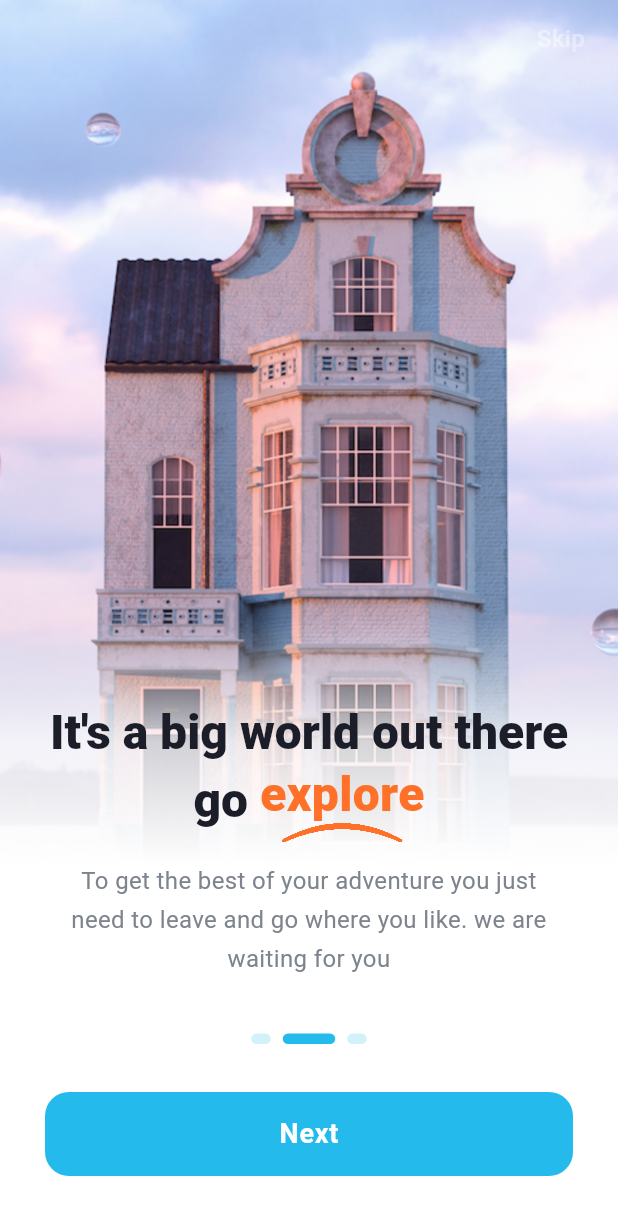
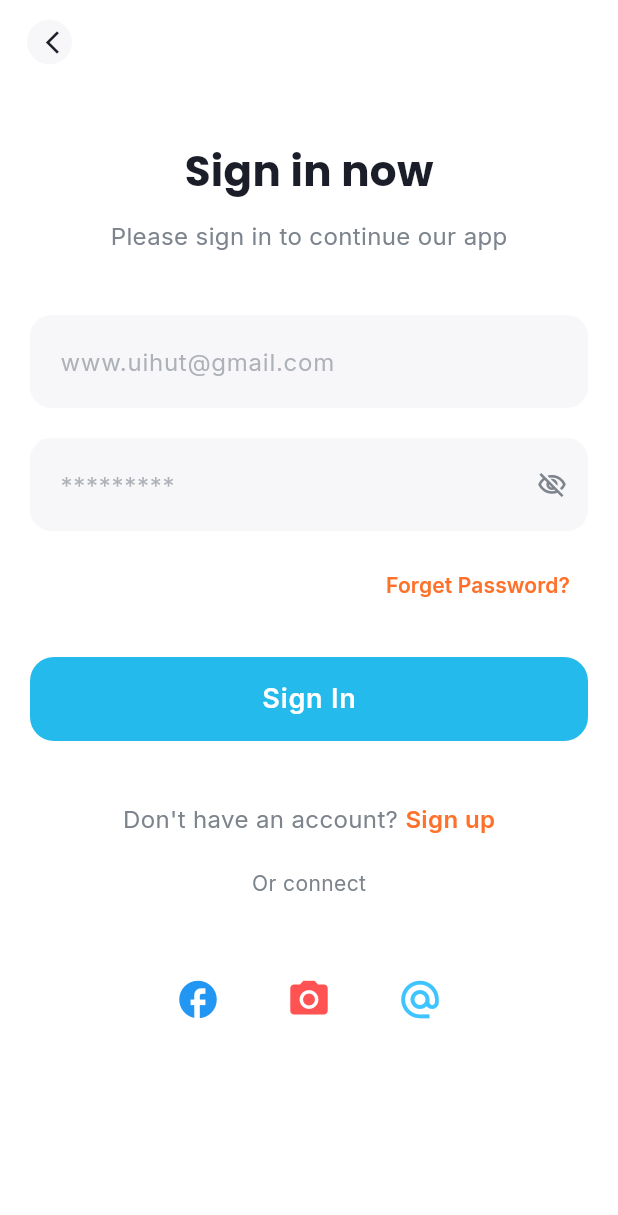
Before and after one commit to JohnOlorunsogo/Travenor, a Flutter app: the screen it shows after launch, after a tap on "Get Started", after a tap on "Skip", on a phone screen of 412 x 824 dp. Shown: the top 1215 px of the screen. Run offline on Flutter 3.47's test engine with Material 3 defaults, Android fonts, the phone set to English and light mode, and no system bars; our stand-ins replace flutter_riverpod, go_router, google_fonts; Roboto replaces fonts that are missing (SF Pro Display).

Commit message:
auth screens done

```diff
--- a/lib/core/router/app_router.dart
+++ b/lib/core/router/app_router.dart
@@ -1,6 +1,9 @@
 import 'package:go_router/go_router.dart';
 import '../../screens/splash/splash_screen.dart';
 import '../../screens/onboarding/onboarding_screen.dart';
+import '../../screens/auth/sign_in_screen.dart';
+import '../../screens/auth/sign_up_screen.dart';
+import '../../screens/auth/forgot_password_screen.dart';
 
 final appRouter = GoRouter(
   initialLocation: '/splash',
@@ -10,5 +13,17 @@
       path: '/onboarding',
       builder: (context, state) => const OnboardingScreen(),
     ),
+    GoRoute(
+      path: '/sign-in',
+      builder: (context, state) => const SignInScreen(),
+    ),
+    GoRoute(
+      path: '/sign-up',
+      builder: (context, state) => const SignUpScreen(),
+    ),
+    GoRoute(
+      path: '/forgot-password',
+      builder: (context, state) => const ForgotPasswordScreen(),
+    ),
   ],
 );
--- a/lib/core/theme/app_colors.dart
+++ b/lib/core/theme/app_colors.dart
@@ -15,6 +15,7 @@
   static const Color splashBackground = Color.fromARGB(255, 11, 60, 76);
   static const Color white = Color(0xFFFFFFFF);
   static const Color background = Color(0xFFF5F5F5);
+  static const Color inputBackground = Color(0xFFF7F7F9);
 
   // Text colors
   static const Color textPrimary = Color(0xFF1B1E28);
--- a/lib/core/theme/app_text_styles.dart
+++ b/lib/core/theme/app_text_styles.dart
@@ -1,18 +1,19 @@
 import 'package:flutter/material.dart';
+import 'package:google_fonts/google_fonts.dart';
 import 'app_colors.dart';
 
 class AppTextStyles {
   AppTextStyles._();
 
-  // Headings
-  static const TextStyle heading1 = TextStyle(
+  // Headings - Poppins for a modern, friendly feel
+  static TextStyle heading1 = GoogleFonts.poppins(
     fontSize: 30,
     fontWeight: FontWeight.bold,
     color: AppColors.textPrimary,
     height: 1.3,
   );
 
-  static const TextStyle heading2 = TextStyle(
+  static TextStyle heading2 = GoogleFonts.poppins(
     fontSize: 24,
     fontWeight: FontWeight.bold,
     color: AppColors.textPrimary,
@@ -20,22 +21,22 @@
   );
 
   // Splash screen title
-  static const TextStyle splashTitle = TextStyle(
+  static TextStyle splashTitle = GoogleFonts.poppins(
     fontSize: 36,
     fontWeight: FontWeight.w600,
     color: AppColors.white,
     letterSpacing: 1.5,
   );
 
-  // Body text
-  static const TextStyle bodyLarge = TextStyle(
+  // Body text - Inter for high legibility
+  static TextStyle bodyLarge = GoogleFonts.inter(
     fontSize: 16,
     fontWeight: FontWeight.normal,
     color: AppColors.textSecondary,
     height: 1.6,
   );
 
-  static const TextStyle bodyMedium = TextStyle(
+  static TextStyle bodyMedium = GoogleFonts.inter(
     fontSize: 14,
     fontWeight: FontWeight.normal,
     color: AppColors.textSecondary,
@@ -43,7 +44,7 @@
   );
 
   // Button text
-  static const TextStyle button = TextStyle(
+  static TextStyle button = GoogleFonts.inter(
     fontSize: 16,
     fontWeight: FontWeight.w600,
     color: AppColors.white,
@@ -51,7 +52,7 @@
   );
 
   // Accent text (orange highlighted words)
-  static const TextStyle accentText = TextStyle(
+  static TextStyle accentText = GoogleFonts.poppins(
     fontSize: 30,
     fontWeight: FontWeight.bold,
     color: AppColors.accentOrange,
@@ -59,7 +60,7 @@
   );
 
   // Skip button text
-  static const TextStyle skipText = TextStyle(
+  static TextStyle skipText = GoogleFonts.inter(
     fontSize: 16,
     fontWeight: FontWeight.w500,
     color: AppColors.textSecondary,
--- a/lib/main.dart
+++ b/lib/main.dart
@@ -1,6 +1,7 @@
 import 'package:flutter/material.dart';
 import 'package:flutter/services.dart';
 import 'package:flutter_riverpod/flutter_riverpod.dart';
+import 'package:google_fonts/google_fonts.dart';
 import 'core/router/app_router.dart';
 import 'core/theme/app_colors.dart';
 
@@ -15,11 +16,7 @@
     ),
   );
 
-  runApp(
-    const ProviderScope(
-      child: TravenorApp(),
-    ),
-  );
+  runApp(const ProviderScope(child: TravenorApp()));
 }
 
 class TravenorApp extends StatelessWidget {
@@ -37,7 +34,7 @@
           brightness: Brightness.light,
         ),
         scaffoldBackgroundColor: AppColors.white,
-        fontFamily: 'SF Pro Display',
+        textTheme: GoogleFonts.interTextTheme(),
       ),
       routerConfig: appRouter,
     );
--- /dev/null
+++ b/lib/screens/auth/sign_in_screen.dart
@@ -0,0 +1,155 @@
+import 'package:flutter/material.dart';
+import 'package:go_router/go_router.dart';
+import '../../core/theme/app_colors.dart';
+import '../../core/theme/app_text_styles.dart';
+import 'widgets/auth_text_field.dart';
+
+class SignInScreen extends StatelessWidget {
+  const SignInScreen({super.key});
+
+  @override
+  Widget build(BuildContext context) {
+    return Scaffold(
+      backgroundColor: AppColors.white,
+      appBar: AppBar(
+        backgroundColor: Colors.transparent,
+        elevation: 0,
+        leading: Padding(
+          padding: const EdgeInsets.only(left: 10),
+          child: IconButton(
+            icon: Container(
+              padding: const EdgeInsets.all(8),
+              decoration: BoxDecoration(
+                color: AppColors.inputBackground,
+                shape: BoxShape.circle,
+              ),
+              child: const Icon(
+                Icons.arrow_back_ios_new,
+                color: AppColors.textPrimary,
+                size: 18,
+              ),
+            ),
+            onPressed: () => context.pop(),
+          ),
+        ),
+      ),
+      body: SingleChildScrollView(
+        padding: const EdgeInsets.symmetric(horizontal: 20),
+        child: Column(
+          children: [
+            const SizedBox(height: 40),
+            Text(
+              'Sign in now',
+              style: AppTextStyles.heading1.copyWith(fontSize: 28),
+            ),
+            const SizedBox(height: 12),
+            Text(
+              'Please sign in to continue our app',
+              style: AppTextStyles.bodyLarge.copyWith(
+                color: AppColors.textSecondary,
+                fontSize: 16,
+              ),
+            ),
+            const SizedBox(height: 40),
+            const AuthTextField(
+              hintText: 'www.uihut@gmail.com',
+              keyboardType: TextInputType.emailAddress,
+            ),
+            const SizedBox(height: 20),
+            const AuthTextField(hintText: '*********', isPassword: true),
+            const SizedBox(height: 12),
+            Align(
+              alignment: Alignment.centerRight,
+              child: TextButton(
+                onPressed: () => context.push('/forgot-password'),
+                child: Text(
+                  'Forget Password?',
+                  style: AppTextStyles.bodyMedium.copyWith(
+                    color: AppColors.accentOrange,
+                    fontWeight: FontWeight.w600,
+                  ),
+                ),
+              ),
+            ),
+            const SizedBox(height: 24),
+            SizedBox(
+              width: double.infinity,
+              height: 56,
+              child: ElevatedButton(
+                onPressed: () {
+                  // TODO: Implement Sign In logic
+                },
+                style: ElevatedButton.styleFrom(
+                  backgroundColor: AppColors.accentTeal,
+                  foregroundColor: AppColors.white,
+                  elevation: 0,
+                  shape: RoundedRectangleBorder(
+                    borderRadius: BorderRadius.circular(16),
+                  ),
+                ),
+                child: Text(
+                  'Sign In',
+                  style: AppTextStyles.button.copyWith(fontSize: 18),
+                ),
+              ),
+            ),
+            const SizedBox(height: 40),
+            Row(
+              mainAxisAlignment: MainAxisAlignment.center,
+              children: [
+                Text(
+                  "Don't have an account? ",
+                  style: AppTextStyles.bodyMedium.copyWith(
+                    color: AppColors.textSecondary,
+                    fontSize: 16,
+                  ),
+                ),
+                GestureDetector(
+                  onTap: () => context.push('/sign-up'),
+                  child: Text(
+                    'Sign up',
+                    style: AppTextStyles.bodyMedium.copyWith(
+                      color: AppColors.accentOrange,
+                      fontWeight: FontWeight.w600,
+                      fontSize: 16,
+                    ),
+                  ),
+                ),
+              ],
+            ),
+            const SizedBox(height: 20),
+            Text(
+              'Or connect',
+              style: AppTextStyles.bodyMedium.copyWith(
+                color: AppColors.textSecondary,
+              ),
+            ),
+            const SizedBox(height: 40),
+            Row(
+              mainAxisAlignment: MainAxisAlignment.center,
+              children: [
+                _buildSocialButton(Icons.facebook, Colors.blue),
+                const SizedBox(width: 20),
+                _buildSocialButton(Icons.camera_alt, Colors.redAccent),
+                const SizedBox(width: 20),
+                _buildSocialButton(
+                  Icons.alternate_email,
+                  Colors.lightBlueAccent,
+                ),
+              ],
+            ),
+            const SizedBox(height: 20),
+          ],
+        ),
+      ),
+    );
+  }
+
+  Widget _buildSocialButton(IconData icon, Color color) {
+    return Container(
+      padding: const EdgeInsets.all(12),
+      decoration: const BoxDecoration(shape: BoxShape.circle),
+      child: Icon(icon, color: color, size: 30),
+    );
+  }
+}
--- /dev/null
+++ b/lib/screens/auth/widgets/auth_text_field.dart
@@ -0,0 +1,71 @@
+import 'package:flutter/material.dart';
+import '../../../core/theme/app_colors.dart';
+import '../../../core/theme/app_text_styles.dart';
+
+class AuthTextField extends StatefulWidget {
+  final String hintText;
+  final bool isPassword;
+  final TextEditingController? controller;
+  final TextInputType? keyboardType;
+
+  const AuthTextField({
+    super.key,
+    required this.hintText,
+    this.isPassword = false,
+    this.controller,
+    this.keyboardType,
+  });
+
+  @override
+  State<AuthTextField> createState() => _AuthTextFieldState();
+}
+
+class _AuthTextFieldState extends State<AuthTextField> {
+  bool _obscureText = true;
+
+  @override
+  Widget build(BuildContext context) {
+    return Container(
+      decoration: BoxDecoration(
+        color: AppColors.inputBackground,
+        borderRadius: BorderRadius.circular(14),
+      ),
+      child: TextField(
+        controller: widget.controller,
+        obscureText: widget.isPassword ? _obscureText : false,
+        keyboardType: widget.keyboardType,
+        style: AppTextStyles.bodyLarge.copyWith(
+          color: AppColors.textPrimary,
+          fontWeight: FontWeight.w500,
+        ),
+        decoration: InputDecoration(
+          hintText: widget.hintText,
+          hintStyle: AppTextStyles.bodyLarge.copyWith(
+            color: AppColors.textSecondary.withValues(alpha: 0.6),
+          ),
+          contentPadding: const EdgeInsets.symmetric(
+            horizontal: 20,
+            vertical: 18,
+          ),
+          border: InputBorder.none,
+          suffixIcon: widget.isPassword
+              ? IconButton(
+                  icon: Icon(
+                    _obscureText
+                        ? Icons.visibility_off_outlined
+                        : Icons.visibility_outlined,
+                    color: AppColors.textSecondary,
+                    size: 20,
+                  ),
+                  onPressed: () {
+                    setState(() {
+                      _obscureText = !_obscureText;
+                    });
+                  },
+                )
+              : null,
+        ),
+      ),
+    );
+  }
+}
--- a/lib/screens/onboarding/onboarding_screen.dart
+++ b/lib/screens/onboarding/onboarding_screen.dart
@@ -1,4 +1,5 @@
 import 'package:flutter/material.dart';
+import 'package:go_router/go_router.dart';
 import '../../core/theme/app_colors.dart';
 import 'widgets/onboarding_page.dart';
 
@@ -50,14 +51,12 @@
         curve: Curves.easeInOut,
       );
     } else {
-      // Navigate to home/login - for now just print
-      debugPrint('Onboarding completed!');
+      context.push('/sign-in');
     }
   }
 
   void _onSkipPressed() {
-    // Navigate to home/login - for now just print
-    debugPrint('Skip pressed!');
+    context.push('/sign-in');
   }
 
   @override
--- a/lib/screens/splash/splash_screen.dart
+++ b/lib/screens/splash/splash_screen.dart
@@ -1,5 +1,4 @@
 import 'package:flutter/material.dart';
-import 'package:flutter_svg/svg.dart';
 import 'package:go_router/go_router.dart';
 import '../../core/theme/app_colors.dart';
 import '../../core/theme/app_text_styles.dart';
```
Also changed, not shown: lib/screens/auth/forgot_password_screen.dart (added, +86 -0 lines), lib/screens/auth/otp_verification_screen.dart (added, +168 -0 lines), lib/screens/auth/sign_up_screen.dart (added, +157 -0 lines), 3 other files.
